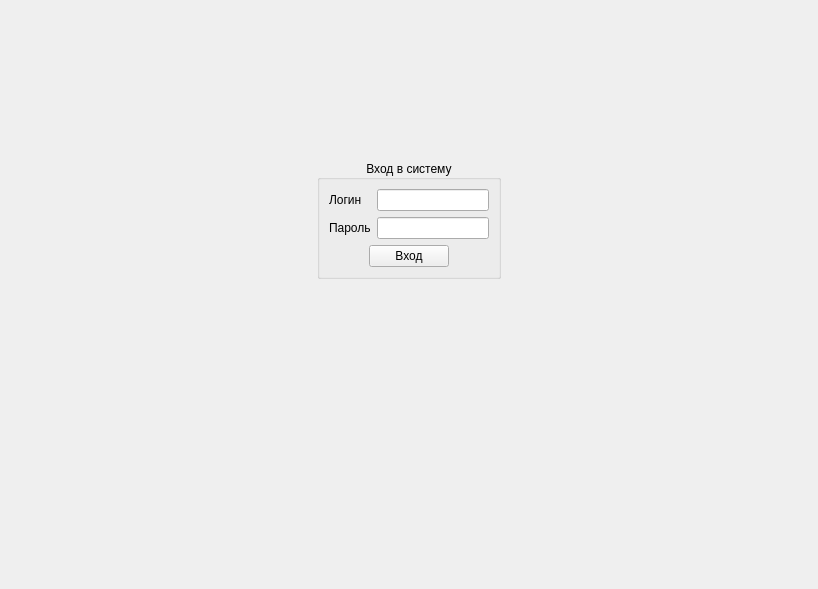
Before: the Qt Designer form client/src/login/loginform.ui in rainovskyqt/teacher_plan, drawn with Qt 5.
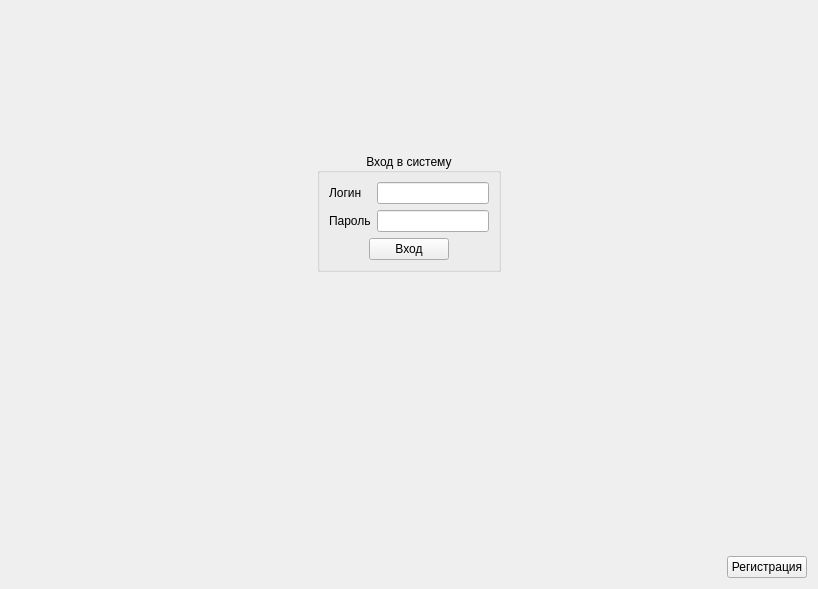
After: the same form once the commit is applied.

What changed in the file:
```diff
--- a/client/src/login/loginform.ui
+++ b/client/src/login/loginform.ui
@@ -13,7 +13,7 @@
   <property name="windowTitle">
    <string>Form</string>
   </property>
-  <layout class="QVBoxLayout" name="verticalLayout_2" stretch="1,0,2">
+  <layout class="QVBoxLayout" name="verticalLayout_2">
    <item>
     <spacer name="verticalSpacer">
      <property name="orientation">
@@ -147,6 +147,30 @@
      </property>
     </spacer>
    </item>
+   <item>
+    <layout class="QHBoxLayout" name="horizontalLayout_3">
+     <item>
+      <spacer name="horizontalSpacer_5">
+       <property name="orientation">
+        <enum>Qt::Horizontal</enum>
+       </property>
+       <property name="sizeHint" stdset="0">
+        <size>
+         <width>40</width>
+         <height>20</height>
+        </size>
+       </property>
+      </spacer>
+     </item>
+     <item>
+      <widget class="QPushButton" name="btn_register">
+       <property name="text">
+        <string>Регистрация</string>
+       </property>
+      </widget>
+     </item>
+    </layout>
+   </item>
   </layout>
  </widget>
  <resources/>
```
